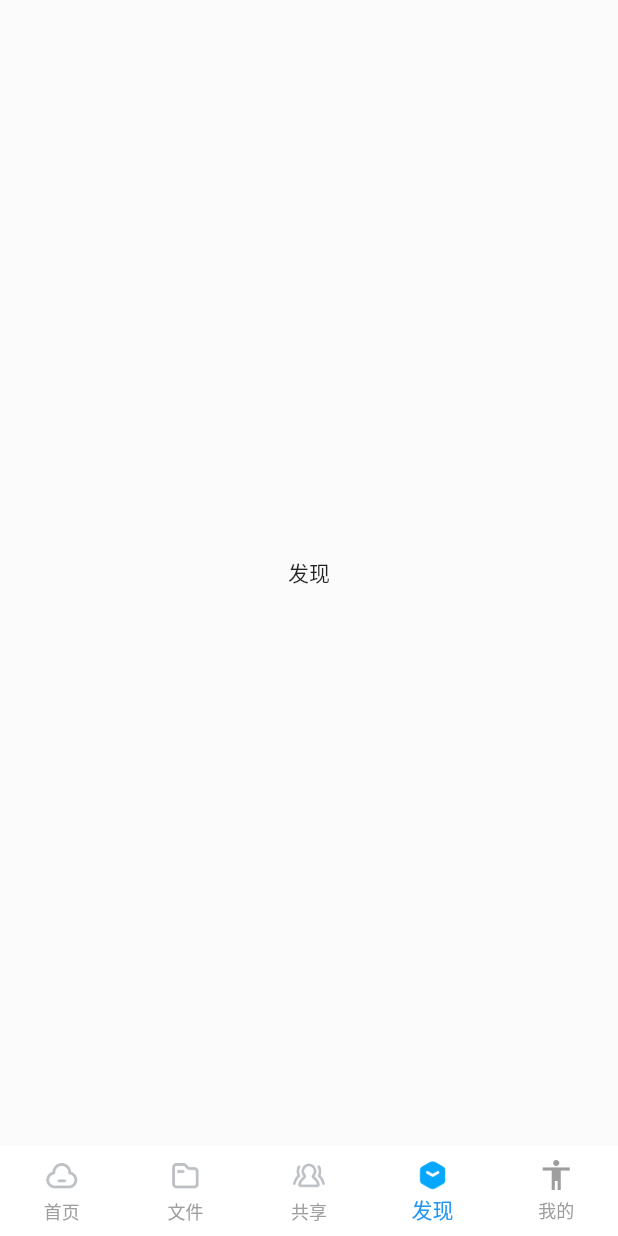
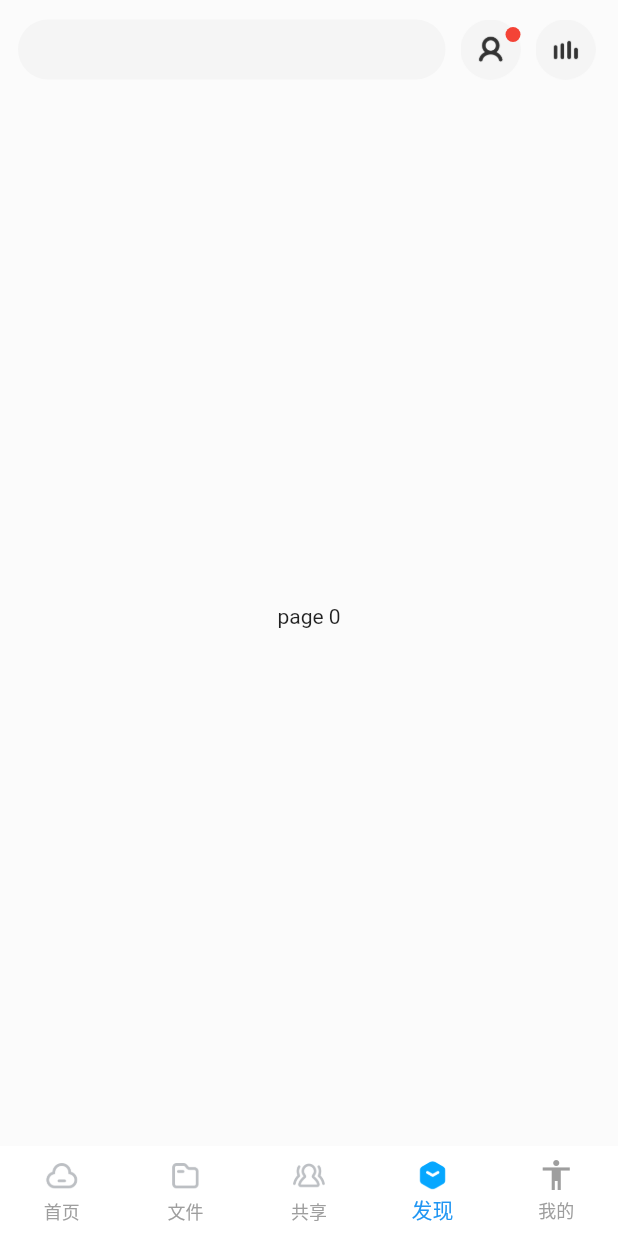
Before and after one commit to xiaxiayige/FlutterDemo, a Flutter app: the screen it shows after launch, item 4 of the bottom bar chosen, on a phone screen of 412 x 824 dp. Run offline on Flutter 3.47's test engine with Material 2 defaults, Android fonts, the phone set to English and light mode, and no system bars.

Commit message:
处理发现页面

```diff
--- a/flutter_pan_baidu/lib/page/find_page.dart
+++ b/flutter_pan_baidu/lib/page/find_page.dart
@@ -1,16 +1,105 @@
-
 import 'package:flutter/material.dart';
+import 'package:flutterpanbaidu/generated/r.dart';
 
 /****
  * 发现
  */
-class FindPage extends StatelessWidget {
+class FindPage extends StatefulWidget {
+  @override
+  _FindPageState createState() => _FindPageState();
+}
+
+class _FindPageState extends State<FindPage> {
   @override
   Widget build(BuildContext context) {
+    return Column(
+      children:[
+        _buildTitle(),
+        _buildBody()
+      ],
+    );
+  }
+
+  PageController _pageController;
+
+  @override
+  void initState() {
+    _pageController = PageController(initialPage: 0);
+  }
+
+  /***
+   * 标题栏部分
+   */
+  Widget _buildTitle() {
     return Container(
+      margin: EdgeInsets.only(left: 12, top: 8),
+      height: 50,
+      child: Row(
+        crossAxisAlignment: CrossAxisAlignment.center,
+        children: <Widget>[
+          Flexible(
+            flex: 6,
+            child: Container(
+              height: 40,
+              padding: EdgeInsets.only(left: 4),
+              decoration: BoxDecoration(
+                  color: Color(0xffF5F5F5),
+                  borderRadius: BorderRadius.circular(25)),
+              child: Row(
+                children: <Widget>[],
+              ),
+            ),
+          ),
+          SizedBox(
+            width: 10,
+          ),
+          Flexible(
+              flex: 1,
+              child: Stack(
+                alignment: Alignment.center,
+                children: <Widget>[
+                  Image.asset(
+                    R.img_find_tradeplatform_homepage_title_button_personal,
+                    width: 40,
+                    height: 40,
+                  ),
+                  Positioned(
+                      top: 5,
+                      right: 0,
+                      child: Container(
+                        child: null,
+                        width: 10,
+                        height: 10,
+                        decoration: BoxDecoration(
+                            borderRadius: BorderRadius.circular(5),
+                            color: Colors.red),
+                      ))
+                ],
+              )),
+          SizedBox(
+            width: 10,
+          ),
+          Flexible(
+              flex: 1,
+              child: Image.asset(
+                R.img_find_tradeplatform_homepage_palying_black_10,
+                width: 40,
+                height: 40,
+              ))
+        ],
+      ),
+    );
+  }
 
-      child: Center(child: Text("发现")),
-
+  Widget _buildBody() {
+    return Expanded(
+      child: PageView.builder(
+        itemBuilder: (context, index) {
+          return Center(child: Text("page $index"));
+        },
+        controller: _pageController,
+        itemCount: 7,
+      ),
     );
   }
 }
--- a/flutter_pan_baidu/pubspec.yaml
+++ b/flutter_pan_baidu/pubspec.yaml
@@ -42,6 +42,7 @@ flutter:
 
   # To add assets to your application, add an assets section, like this:
   assets:
+    - assets/img/find/
     - assets/img/share/
     - assets/service_yingge_icon_a.png
     - assets/img/mine/
```
Also changed, not shown: flutter_pan_baidu/assets/img/find/tradeplatform_homepage_palying_black_10.png (added), flutter_pan_baidu/assets/img/find/tradeplatform_homepage_title_button_personal.png (added), flutter_pan_baidu/lib/generated/r.dart.
